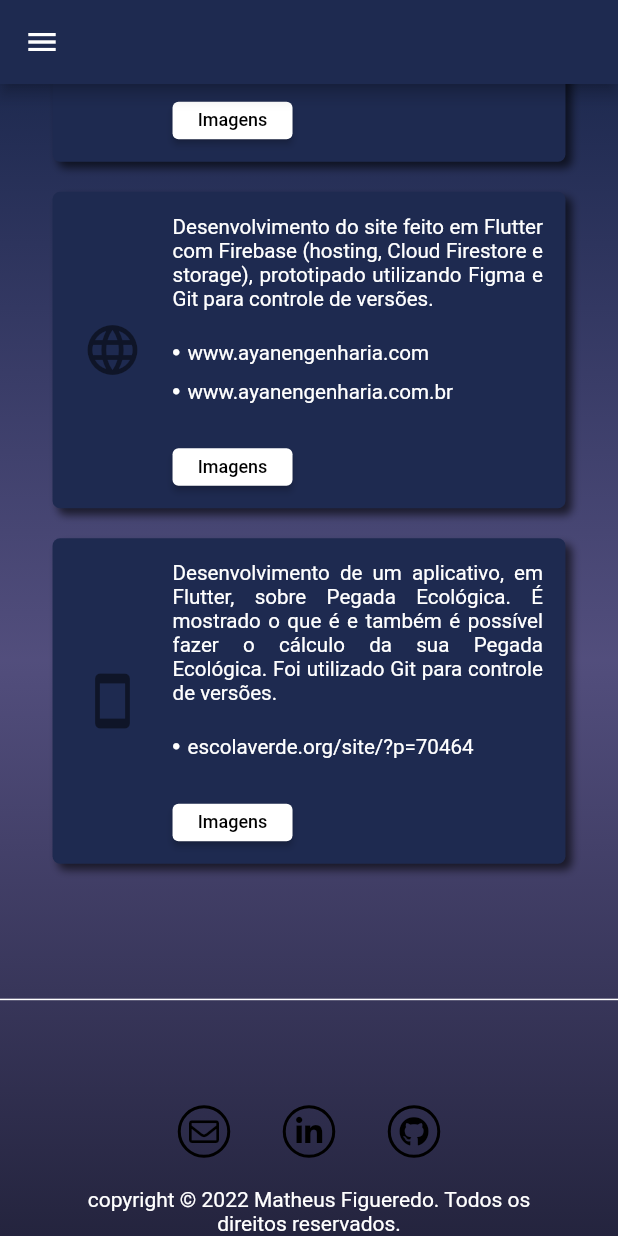
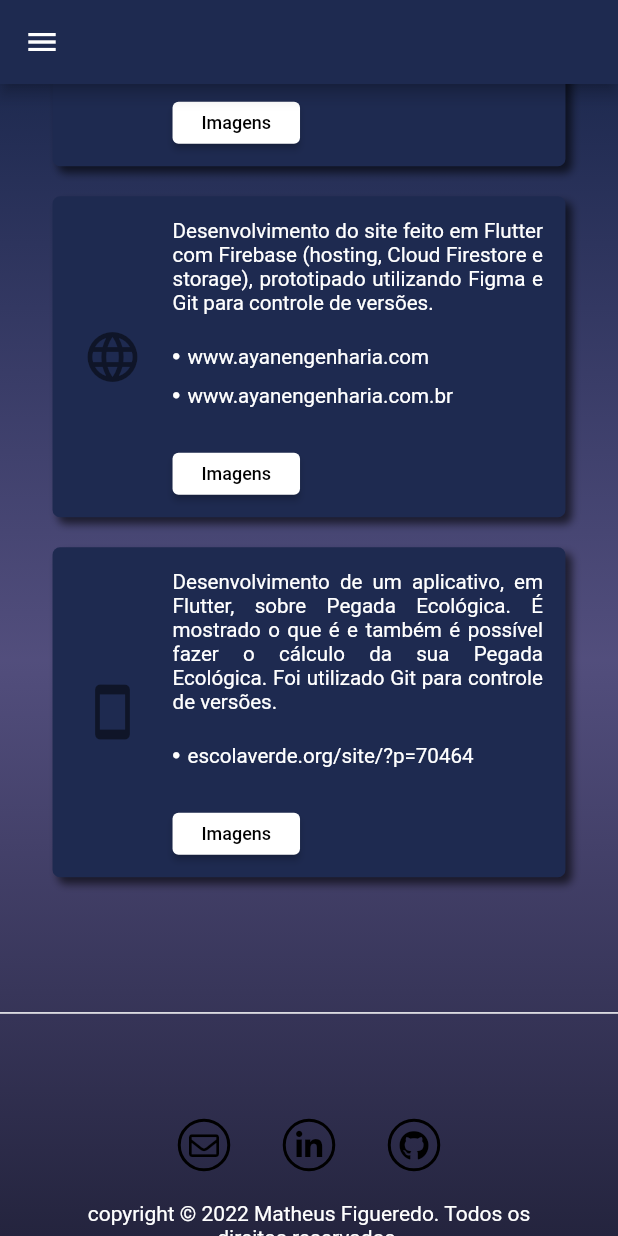
Before and after one commit to FigueredoMatheus/meu_site, a Flutter app: the screen it shows after launch, scrolled down 2304 dp, on a phone screen of 412 x 824 dp. Run offline on Flutter 3.47's test engine with Material 2 defaults, Android fonts, the phone set to English and light mode, and no system bars; drawn by our look-alikes of scrollable_positioned_list; our stand-ins replace font_awesome_flutter, google_fonts, photo_view; Roboto replaces fonts that are missing (Sanchez).

Commit message:
Corrige erros

```diff
--- a/lib/components/navigation/drawer/drawer_social_media.dart
+++ b/lib/components/navigation/drawer/drawer_social_media.dart
@@ -41,7 +41,7 @@ class DrawerSocialMedia extends StatelessWidget {
               ),
               const SizedBox(width: 10),
               SelectableText(
-                'matheusfigueredo/',
+                '/matheusfigueredo',
                 style: GoogleFonts.sanchez(
                   fontSize: 12,
                   color: Colors.white,
--- a/lib/components/projectsPage/project_image_view.dart
+++ b/lib/components/projectsPage/project_image_view.dart
@@ -80,7 +80,7 @@ class _ImagesViewState extends State<ImagesView> {
                 String imagePath = widget.imagesList[index];
 
                 return PhotoViewGalleryPageOptions(
-                  imageProvider: NetworkImage(imagePath),
+                  imageProvider: AssetImage(imagePath),
                   minScale: PhotoViewComputedScale.contained,
                 );
               },
--- a/lib/components/projectsPage/project_show_images.dart
+++ b/lib/components/projectsPage/project_show_images.dart
@@ -11,8 +11,8 @@ class ProjectShowImages extends StatelessWidget {
   @override
   Widget build(BuildContext context) {
     return SizedBox(
-      width: 80,
-      height: 25,
+      width: 85,
+      height: 28,
       child: ElevatedButton(
         style: ElevatedButton.styleFrom(
           primary: Colors.white,
--- a/lib/constants/projects.dart
+++ b/lib/constants/projects.dart
@@ -9,7 +9,7 @@ List<Map<String, dynamic>> projects = [
     ],
     'accessLink': ['play.google.com/store/apps/details?id=com.guinter.nix'],
     'description':
-        'Desenvolvimento de um aplicativo leitor de livros interativos para android utilizando Flutter com Firebase(Auth, Cloud Firestore, Storage, Dynamic Links e Google Admob), possui login com Google, Facebook e Email.  Além disso, foi utilizado o Scrum para trabalho em equipe e Git para controle de versões.',
+        'Desenvolvimento de um aplicativo leitor de livros interativos para android utilizando Flutter com Firebase (Auth, Cloud Firestore, Storage, Dynamic Links e Google Admob), possui login com Google, Facebook e Email.  Além disso, foi utilizado o Scrum para trabalho em equipe e Git para controle de versões.',
   },
   {
     'isApp': false,
```
